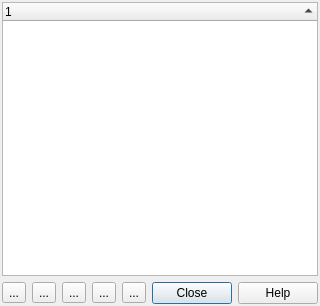
Above: src/ui/qgsidentifyresultsbase.ui from qgis/QGIS before the change. Below: the same form after it.
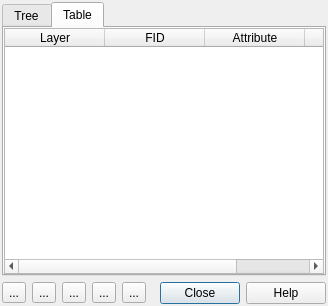
That is the form after the change. The open tabs and pages were chosen to show the change. Icons and pictures are not drawn.

Commit message: implement simple identify results table view

What changed in the file:
```diff
--- a/src/ui/qgsidentifyresultsbase.ui
+++ b/src/ui/qgsidentifyresultsbase.ui
@@ -6,7 +6,7 @@
    <rect>
     <x>0</x>
     <y>0</y>
-    <width>304</width>
+    <width>328</width>
     <height>306</height>
    </rect>
   </property>
@@ -18,6 +18,22 @@
     <number>2</number>
    </property>
    <item>
+    <widget class="QTabWidget" name="tabWidget">
+     <property name="currentIndex">
+      <number>0</number>
+     </property>
+     <widget class="QWidget" name="tab">
+      <attribute name="title">
+       <string>Tree</string>
+      </attribute>
+      <layout class="QVBoxLayout" name="verticalLayout">
+       <property name="spacing">
+        <number>0</number>
+       </property>
+       <property name="margin">
+        <number>0</number>
+       </property>
+       <item>
     <widget class="QTreeWidget" name="lstResults">
      <property name="lineWidth">
       <number>2</number>
@@ -33,6 +49,47 @@
        <string notr="true">1</string>
       </property>
      </column>
+        </widget>
+       </item>
+      </layout>
+     </widget>
+     <widget class="QWidget" name="tab_2">
+      <attribute name="title">
+       <string>Table</string>
+      </attribute>
+      <layout class="QVBoxLayout" name="verticalLayout_2">
+       <property name="spacing">
+        <number>0</number>
+       </property>
+       <property name="margin">
+        <number>0</number>
+       </property>
+       <item>
+        <widget class="QTableWidget" name="tblResults">
+         <column>
+          <property name="text">
+           <string>Layer</string>
+          </property>
+         </column>
+         <column>
+          <property name="text">
+           <string>FID</string>
+          </property>
+         </column>
+         <column>
+          <property name="text">
+           <string>Attribute</string>
+          </property>
+         </column>
+         <column>
+          <property name="text">
+           <string>Value</string>
+          </property>
+         </column>
+        </widget>
+       </item>
+      </layout>
+     </widget>
     </widget>
    </item>
    <item>
```
Lines whose indentation alone changed are shown as unchanged. The commit also changes 1 other file.
